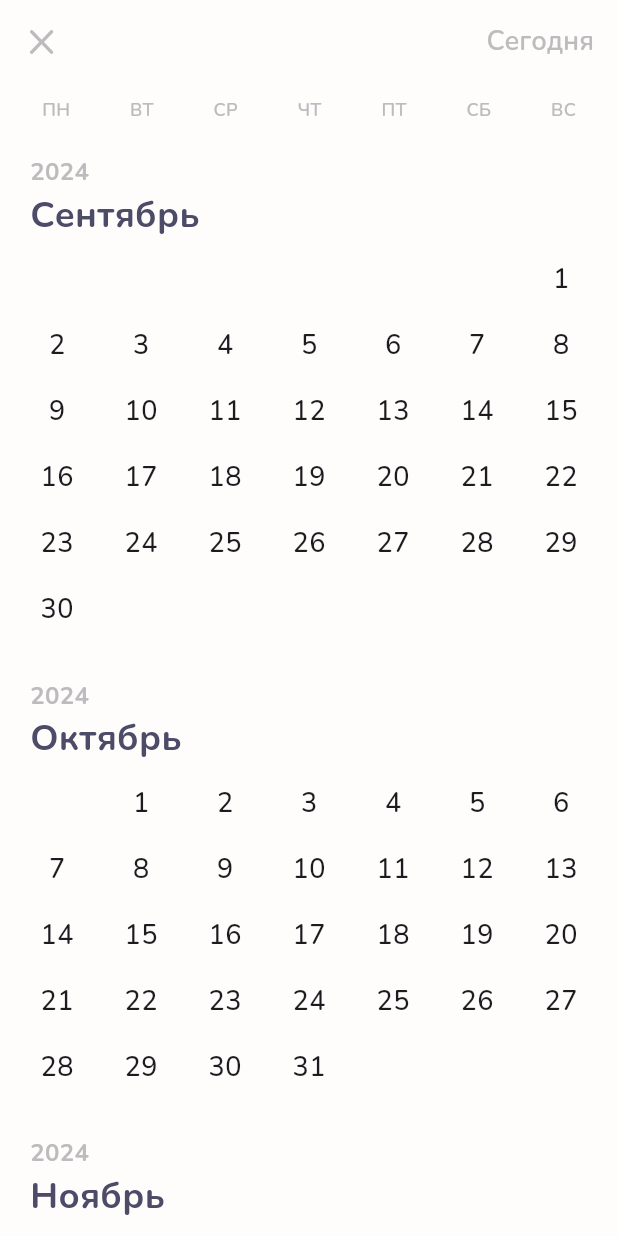
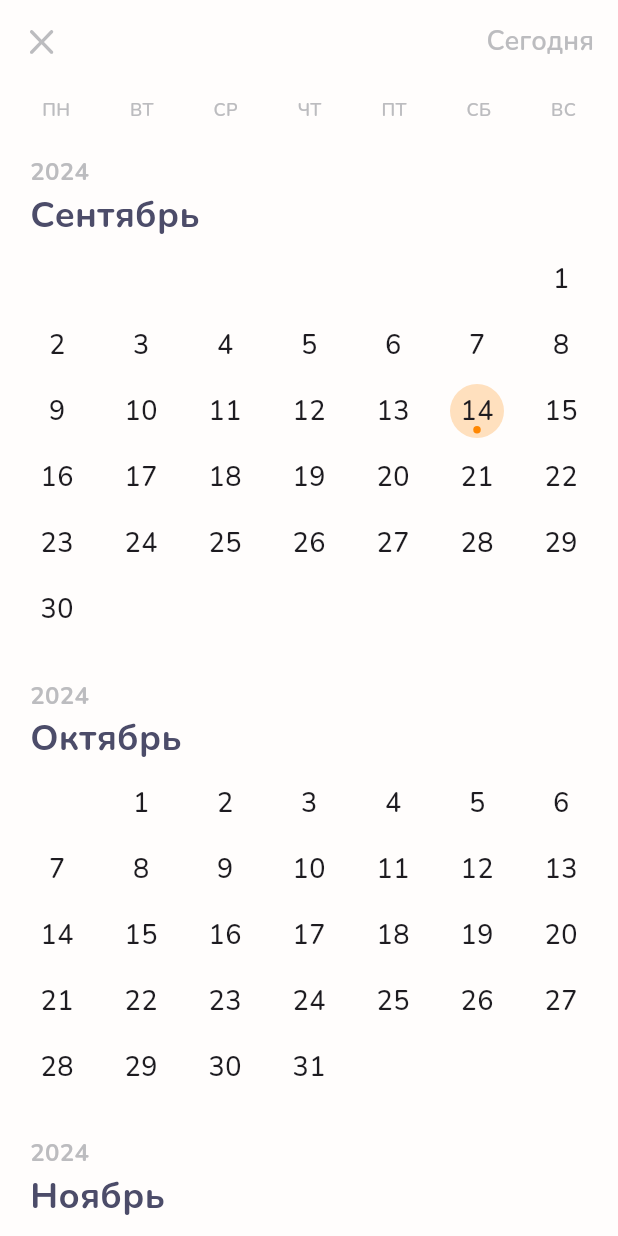
Before and after one commit to edelew/flutter-moodiary-app, a Flutter app: the CalendarScreen screen opened directly, on a phone screen of 412 x 824 dp. Run offline on Flutter 3.47's test engine with Material 3 defaults, Android fonts, the phone set to English and light mode, and no system bars; our stand-ins replace flutter_svg.

Commit message:
add day changing

```diff
--- /dev/null
+++ b/lib/app/extensions/date_time_func.dart
@@ -0,0 +1,6 @@
+abstract class DateTimeFunc {
+  static DateTime today() {
+    final now = DateTime.now();
+    return DateTime(now.year, now.month, now.day);
+  }
+}
--- /dev/null
+++ b/lib/app/notifiers/date_notifier.dart
@@ -0,0 +1,12 @@
+import 'package:flutter/material.dart';
+import 'package:moodiary/app/extensions/date_time_func.dart';
+
+class DateNotifier extends ChangeNotifier {
+  var _date = DateTimeFunc.today();
+  DateTime get date => _date;
+
+  void changeDate(DateTime newDate) {
+    _date = newDate;
+    notifyListeners();
+  }
+}
--- /dev/null
+++ b/lib/app/presentation/moodiary_app.dart
@@ -0,0 +1,21 @@
+import 'package:flutter/material.dart';
+import 'package:moodiary/app/notifiers/date_notifier.dart';
+import 'package:moodiary/core/theme/theme.dart';
+import 'package:moodiary/features/diary/diary_screen.dart';
+import 'package:provider/provider.dart';
+
+class MoodiaryApp extends StatelessWidget {
+  const MoodiaryApp({super.key});
+
+  @override
+  Widget build(BuildContext context) {
+    return ChangeNotifierProvider(
+      create: (context) => DateNotifier(),
+      child: MaterialApp(
+        debugShowCheckedModeBanner: false,
+        theme: theme(),
+        home: const DiaryScreen(),
+      ),
+    );
+  }
+}
--- a/lib/core/utils/colors.dart
+++ b/lib/core/utils/colors.dart
@@ -9,4 +9,5 @@ abstract class AppColors {
   static const white = Color.fromRGBO(255, 255, 255, 1);
   static const backgroundWhite = Color.fromRGBO(255, 253, 252, 1);
   static const tangerine = Color.fromRGBO(255, 135, 2, 1);
+  static const lightTangerine = Color.fromRGBO(255, 135, 2, 0.25);
 }
--- a/lib/features/calendar/calendar_screen.dart
+++ b/lib/features/calendar/calendar_screen.dart
@@ -1,7 +1,11 @@
 import 'package:flutter/material.dart';
 import 'package:flutter_svg/flutter_svg.dart';
-import 'package:moodiary/core/utils/colors.dart';
+import 'package:moodiary/app/extensions/date_time_func.dart';
+import 'package:moodiary/app/notifiers/date_notifier.dart';
 import 'package:moodiary/core/utils/icons.dart';
+import 'package:moodiary/features/calendar/widgets/calendar_widget.dart';
+import 'package:moodiary/features/calendar/widgets/week_days_widget.dart';
+import 'package:provider/provider.dart';
 
 class CalendarScreen extends StatefulWidget {
   const CalendarScreen({super.key});
@@ -22,13 +26,19 @@ class _CalendarScreenState extends State<CalendarScreen> {
           ),
           onPressed: () => Navigator.of(context).pop(),
         ),
-        title: const Align(
+        title: Align(
           alignment: Alignment.centerRight,
-          child: Text(
-            'Сегодня',
-            style: TextStyle(
-              fontSize: 18,
-              fontWeight: FontWeight.w600,
+          child: GestureDetector(
+            onTap: () {
+              final today = DateTimeFunc.today();
+              context.read<DateNotifier>().changeDate(today);
+            },
+            child: const Text(
+              'Сегодня',
+              style: TextStyle(
+                fontSize: 18,
+                fontWeight: FontWeight.w600,
+              ),
             ),
           ),
         ),
@@ -49,134 +59,3 @@ class _CalendarScreenState extends State<CalendarScreen> {
     );
   }
 }
-
-class WeekDaysWidget extends StatelessWidget {
-  const WeekDaysWidget({super.key});
-
-  @override
-  Widget build(BuildContext context) {
-    final weekdays = ['ПН', 'ВТ', 'СР', 'ЧТ', 'ПТ', 'СБ', 'ВС'];
-
-    return Row(
-      mainAxisAlignment: MainAxisAlignment.spaceBetween,
-      children: List.generate(weekdays.length, (index) {
-        return Padding(
-          padding: const EdgeInsets.all(8.0),
-          child: Text(
-            weekdays[index],
-            style: const TextStyle(
-              color: AppColors.grey,
-              fontSize: 12,
-              fontWeight: FontWeight.w600,
-            ),
-          ),
-        );
-      }),
-    );
-  }
-}
-
-class CalendarWidget extends StatelessWidget {
-  const CalendarWidget({super.key});
-
-  @override
-  Widget build(BuildContext context) {
-    final startDate = DateTime.now();
-
-    final allMonths = List.generate(24 + (13 - startDate.month), (index) {
-      return DateTime(startDate.year, startDate.month + index, 1);
-    });
-
-    return ListView.builder(
-      // itemCount: 24 + (12 - startDate.month),
-      itemCount: allMonths.length,
-      itemBuilder: (context, index) {
-        return MonthCardWidget(
-          monthStartDate: allMonths[index],
-        );
-      },
-    );
-  }
-}
-
-class MonthCardWidget extends StatelessWidget {
-  const MonthCardWidget({
-    super.key,
-    required this.monthStartDate,
-  });
-
-  final DateTime monthStartDate;
-
-  @override
-  Widget build(BuildContext context) {
-    final daysInMonth =
-        DateTime(monthStartDate.year, monthStartDate.month + 1, 0).day;
-    final weekdayOfFirstDay = monthStartDate.weekday;
-
-    final months = [
-      'Январь',
-      'Февраль',
-      'Март',
-      'Апрель',
-      'Май',
-      'Июнь',
-      'Июль',
-      'Август',
-      'Сентябрь',
-      'Октябрь',
-      'Ноябрь',
-      'Декабрь',
-    ];
-
-    return Padding(
-      padding: const EdgeInsets.symmetric(vertical: 14),
-      child: Column(
-        crossAxisAlignment: CrossAxisAlignment.start,
-        children: [
-          Text(
-            '${monthStartDate.year}',
-            style: const TextStyle(
-              color: AppColors.grey,
-              fontSize: 16,
-              fontWeight: FontWeight.bold,
-            ),
-          ),
-          Text(
-            months[monthStartDate.month - 1],
-            style: const TextStyle(
-              color: AppColors.black,
-              fontSize: 24,
-              fontWeight: FontWeight.bold,
-            ),
-          ),
-          const SizedBox(height: 8),
-          GridView.builder(
-            shrinkWrap: true,
-            physics: const NeverScrollableScrollPhysics(),
-            itemCount: daysInMonth + (weekdayOfFirstDay - 1),
-            gridDelegate: const SliverGridDelegateWithFixedCrossAxisCount(
-                crossAxisCount: 7,
-                childAspectRatio: 1,
-                crossAxisSpacing: 20,
-                mainAxisSpacing: 8),
-            itemBuilder: (context, index) {
-              if (weekdayOfFirstDay > index + 1) {
-                return const SizedBox();
-              } else {
-                return Center(
-                  child: Text(
-                    '${index - (weekdayOfFirstDay - 2)}',
-                    style: const TextStyle(
-                      fontSize: 18,
-                      fontWeight: FontWeight.w500,
-                    ),
-                  ),
-                );
-              }
-            },
-          ),
-        ],
-      ),
-    );
-  }
-}
--- /dev/null
+++ b/lib/features/calendar/widgets/calendar_widget.dart
@@ -0,0 +1,148 @@
+import 'package:flutter/material.dart';
+import 'package:intl/intl.dart';
+import 'package:moodiary/app/extensions/date_time_func.dart';
+import 'package:moodiary/app/notifiers/date_notifier.dart';
+import 'package:moodiary/core/utils/colors.dart';
+import 'package:provider/provider.dart';
+
+class CalendarWidget extends StatelessWidget {
+  const CalendarWidget({super.key});
+
+  @override
+  Widget build(BuildContext context) {
+    final date = context.watch<DateNotifier>().date;
+
+    final startDate = DateTimeFunc.today();
+    final allMonths = List.generate(24 + (13 - startDate.month), (index) {
+      return DateTime(startDate.year, startDate.month + index, 1);
+    });
+
+    return ListView.builder(
+      itemCount: allMonths.length,
+      itemBuilder: (context, index) {
+        return MonthCardWidget(
+          monthStartDate: allMonths[index],
+          currentDate: date,
+          onDateTap: (newDate) {
+            context.read<DateNotifier>().changeDate(newDate);
+          },
+        );
+      },
+    );
+  }
+}
+
+class MonthCardWidget extends StatelessWidget {
+  const MonthCardWidget({
+    super.key,
+    required this.monthStartDate,
+    required this.currentDate,
+    required this.onDateTap,
+  });
+
+  final DateTime monthStartDate;
+  final DateTime currentDate;
+  final void Function(DateTime newDate) onDateTap;
+
+  @override
+  Widget build(BuildContext context) {
+    final daysInMonth =
+        DateTime(monthStartDate.year, monthStartDate.month + 1, 0).day;
+    final weekdayOfFirstDay = monthStartDate.weekday;
+
+    var monthName = DateFormat.MMMM('ru_RU').format(monthStartDate);
+
+    return Padding(
+      padding: const EdgeInsets.symmetric(vertical: 14),
+      child: Column(
+        crossAxisAlignment: CrossAxisAlignment.start,
+        children: [
+          Text(
+            '${monthStartDate.year}',
+            style: const TextStyle(
+              color: AppColors.grey,
+              fontSize: 16,
+              fontWeight: FontWeight.bold,
+            ),
+          ),
+          Text(
+            toBeginningOfSentenceCase(monthName),
+            style: const TextStyle(
+              color: AppColors.black,
+              fontSize: 24,
+              fontWeight: FontWeight.bold,
+            ),
+          ),
+          const SizedBox(height: 8),
+          GridView.builder(
+            shrinkWrap: true,
+            physics: const NeverScrollableScrollPhysics(),
+            itemCount: daysInMonth + (weekdayOfFirstDay - 1),
+            gridDelegate: const SliverGridDelegateWithFixedCrossAxisCount(
+              crossAxisCount: 7,
+              childAspectRatio: 1,
+              crossAxisSpacing: 20,
+              mainAxisSpacing: 8,
+            ),
+            itemBuilder: (context, index) {
+              if (weekdayOfFirstDay > index + 1) {
+                return const SizedBox();
+              } else {
+                final day = index - (weekdayOfFirstDay - 2);
+                final dateOfMonth =
+                    DateTime(monthStartDate.year, monthStartDate.month, day);
+
+                var today = DateTimeFunc.today();
+
+                return GestureDetector(
+                  onTap: () {
+                    onDateTap(dateOfMonth);
+                  },
+                  child: Stack(
+                    alignment: Alignment.center,
+                    children: [
+                      if (dateOfMonth == currentDate)
+                        // Подсвечивание
+                        const DecoratedBox(
+                          decoration: BoxDecoration(
+                            color: AppColors.lightTangerine,
+                            shape: BoxShape.circle,
+                          ),
+                          child: SizedBox(
+                            width: 38,
+                            height: 38,
+                          ),
+                        ),
+                      if (dateOfMonth == today)
+                        // Точка
+                        const Positioned(
+                          bottom: 3,
+                          child: DecoratedBox(
+                            decoration: BoxDecoration(
+                              color: AppColors.tangerine,
+                              shape: BoxShape.circle,
+                            ),
+                            child: SizedBox(
+                              width: 5,
+                              height: 5,
+                            ),
+                          ),
+                        ),
+                      Text(
+                        '$day',
+                        style: const TextStyle(
+                          fontSize: 18,
+                          fontWeight: FontWeight.w500,
+                        ),
+                      ),
+                    ],
+                  ),
+                );
+              }
+            },
+          ),
+        ],
+      ),
+    );
+  }
+}
--- /dev/null
+++ b/lib/features/calendar/widgets/week_days_widget.dart
@@ -0,0 +1,28 @@
+import 'package:flutter/material.dart';
+import 'package:moodiary/core/utils/colors.dart';
+
+class WeekDaysWidget extends StatelessWidget {
+  const WeekDaysWidget({super.key});
+
+  @override
+  Widget build(BuildContext context) {
+    final weekdays = ['ПН', 'ВТ', 'СР', 'ЧТ', 'ПТ', 'СБ', 'ВС'];
+
+    return Row(
+      mainAxisAlignment: MainAxisAlignment.spaceBetween,
+      children: List.generate(weekdays.length, (index) {
+        return Padding(
+          padding: const EdgeInsets.all(8.0),
+          child: Text(
+            weekdays[index],
+            style: const TextStyle(
+              color: AppColors.grey,
+              fontSize: 12,
+              fontWeight: FontWeight.w600,
+            ),
+          ),
+        );
+      }),
+    );
+  }
+}
--- a/lib/features/diary/diary_screen.dart
+++ b/lib/features/diary/diary_screen.dart
@@ -1,8 +1,10 @@
 import 'package:flutter/material.dart';
 import 'package:flutter_svg/flutter_svg.dart';
-import 'package:moodiary/core/services/snack_bar_service.dart';
+import 'package:intl/intl.dart';
+import 'package:moodiary/app/notifiers/date_notifier.dart';
+import 'package:moodiary/app/servises/snack_bar_service.dart';
 import 'package:moodiary/features/calendar/calendar_screen.dart';
-import 'package:moodiary/features/diary/change_notifiers/save_notifier.dart';
+import 'package:moodiary/features/diary/notifiers/save_notifier.dart';
 import 'package:moodiary/features/diary/widgets/feeling_widget.dart';
 import 'package:moodiary/core/utils/icons.dart';
 import 'package:moodiary/core/utils/images.dart';
@@ -122,17 +124,20 @@ class _DiaryScreenState extends State<DiaryScreen> {
       child: Consumer<SaveNotifier>(
         builder: (context, saveNotifier, child) {
           final isFull = saveNotifier.saveData.isFull();
+          final date = context.watch<DateNotifier>().date;
+
+          var formattedDate = DateFormat.yMMMMd('ru_RU').format(date);
 
           return Scaffold(
             resizeToAvoidBottomInset: false,
             appBar: AppBar(
               title: Stack(
                 children: [
-                  const Align(
+                  Align(
                     alignment: Alignment.center,
                     child: Text(
-                      '1 января 09:00',
-                      style: TextStyle(
+                      formattedDate,
+                      style: const TextStyle(
                         color: AppColors.grey,
                         fontWeight: FontWeight.bold,
                         fontSize: 18,
--- a/lib/features/diary/change_notifiers/save_notifier.dart
+++ b/lib/features/diary/notifiers/save_notifier.dart
@@ -1,7 +1,8 @@
 import 'package:flutter/material.dart';
 
 class SaveNotifier extends ChangeNotifier {
-  var saveData = SaveData();
+  var _saveData = SaveData();
+  SaveData get saveData => _saveData;
 
   void updateData({
     List<String>? feelingTags,
@@ -9,7 +10,7 @@ class SaveNotifier extends ChangeNotifier {
     double? selfesteemValue,
     String? note,
   }) {
-    saveData = saveData.copyWith(
+    _saveData = _saveData.copyWith(
       feelingTags: feelingTags,
       stressValue: stressValue,
       selfesteemValue: selfesteemValue,
--- a/lib/main.dart
+++ b/lib/main.dart
@@ -1,24 +1,8 @@
 import 'package:flutter/material.dart';
-import 'package:moodiary/core/theme/theme.dart';
-import 'package:moodiary/features/diary/diary_screen.dart';
+import 'package:intl/date_symbol_data_local.dart';
+import 'package:moodiary/app/presentation/moodiary_app.dart';
 
 void main() {
-  runApp(const MyApp());
+  initializeDateFormatting('ru_RU', null)
+      .then((_) => runApp(const MoodiaryApp()));
 }
-
-class MyApp extends StatelessWidget {
-  const MyApp({super.key});
-
-  @override
-  Widget build(BuildContext context) {
-    return MaterialApp(
-      debugShowCheckedModeBanner: false,
-      theme: theme(),
-      //       routes: {
-      //   '/': (context) => DiaryScreen(),
-      //   '/calendar': (context) => CalendarScreen(),
-      // },
-      home: const DiaryScreen(),
-    );
-  }
-}
--- a/pubspec.yaml
+++ b/pubspec.yaml
@@ -17,6 +17,7 @@ dependencies:
   cupertino_icons: ^1.0.6
   flutter_svg: ^2.0.10+1
   provider: ^6.1.2
+  intl: ^0.19.0
 
 
 dev_dependencies:
```
Also changed, not shown: lib/app/servises/snack_bar_service.dart (renamed from lib/core/services/snack_bar_service.dart), pubspec.lock, 1 other file.
